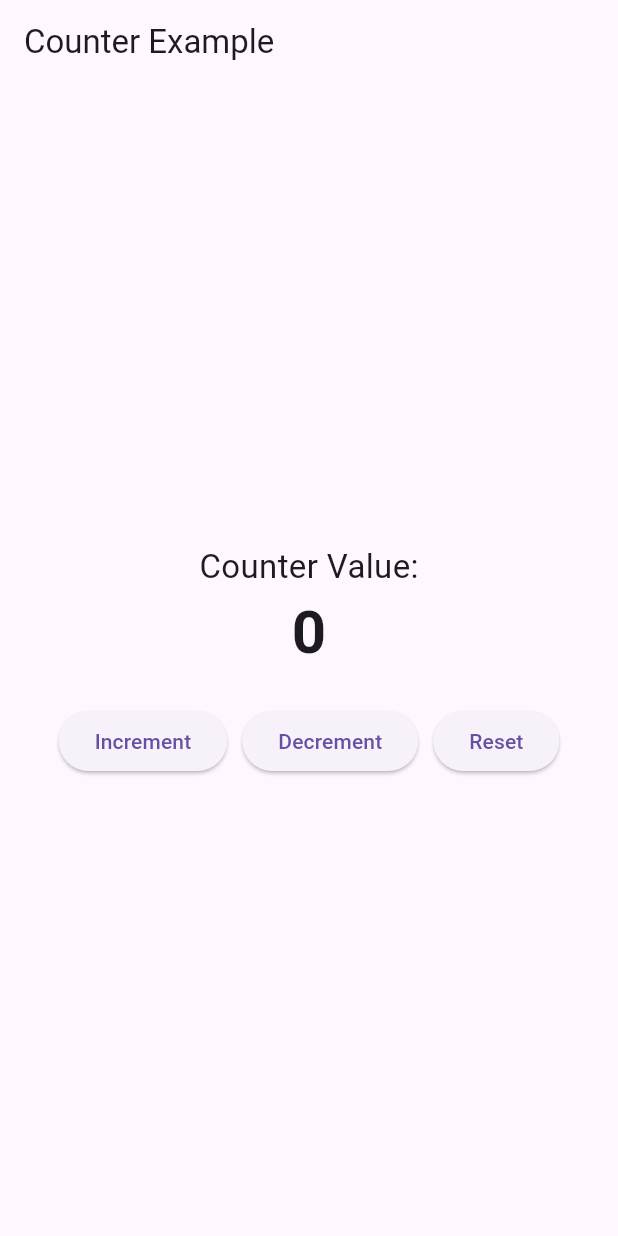
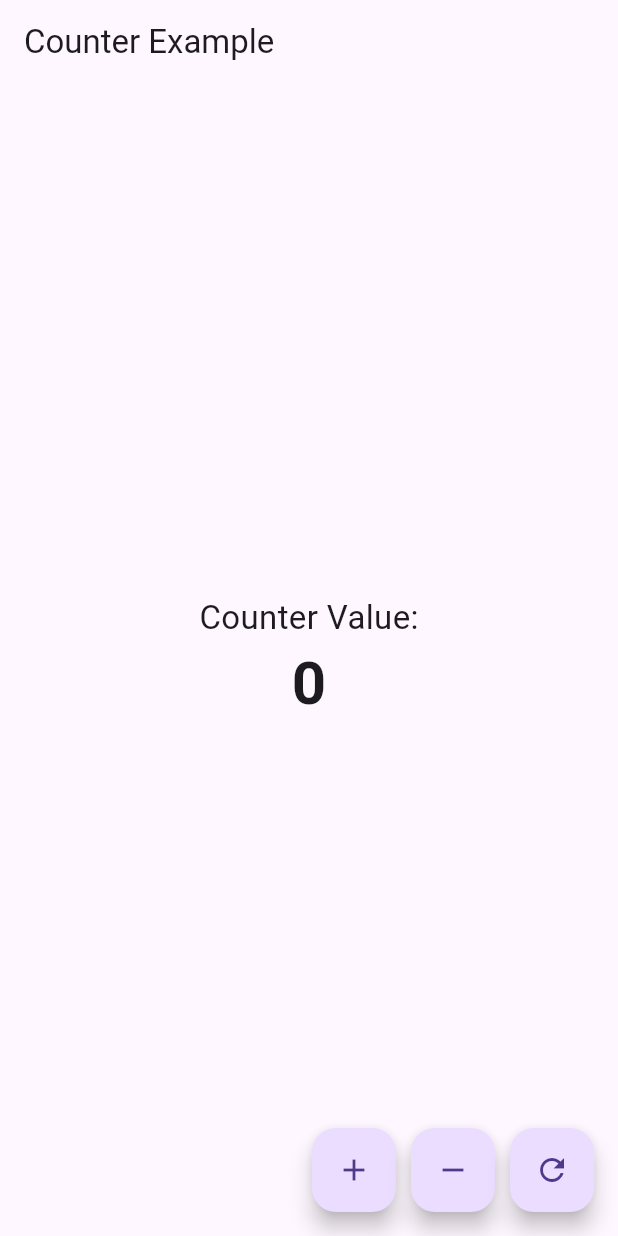
Before and after one commit to absice/flutter_first_project, a Flutter app: the screen it shows after launch, on a phone screen of 412 x 824 dp. Run offline on Flutter 3.47's test engine with Material 3 defaults, Android fonts, the phone set to English and light mode, and no system bars.

Commit message:
Update Increment, Decriment, Reset)

```diff
--- a/lib/main.dart
+++ b/lib/main.dart
@@ -10,7 +10,7 @@ class MyApp extends StatelessWidget {
   @override
   Widget build(BuildContext context) {
     return MaterialApp(
-      title: 'Counter with Increment, Decrement & Reset',
+      title: 'Counter Example',
       theme: ThemeData(primarySwatch: Colors.blue),
       home: const CounterScreen(),
     );
@@ -27,23 +27,9 @@ class CounterScreen extends StatefulWidget {
 class _CounterScreenState extends State<CounterScreen> {
   int _counter = 0;
 
-  void _increment() {
-    setState(() {
-      _counter++;
-    });
-  }
-
-  void _decrement() {
-    setState(() {
-      _counter--;
-    });
-  }
-
-  void _reset() {
-    setState(() {
-      _counter = 0;
-    });
-  }
+  void _increment() => setState(() => _counter++);
+  void _decrement() => setState(() => _counter--);
+  void _reset() => setState(() => _counter = 0);
 
   @override
   Widget build(BuildContext context) {
@@ -61,28 +47,33 @@ class _CounterScreenState extends State<CounterScreen> {
               '$_counter',
               style: const TextStyle(fontSize: 40, fontWeight: FontWeight.bold),
             ),
-            const SizedBox(height: 20),
-            Row(
-              mainAxisAlignment: MainAxisAlignment.center,
+          ],
+        ),
+      ),
+      floatingActionButton: Row(
+        mainAxisAlignment: MainAxisAlignment.end,
         children: [
-                ElevatedButton(
+          FloatingActionButton(
+            heroTag: "increment",
             onPressed: _increment,
-                  child: const Text("Increment"),
+            tooltip: "Increment",
+            child: const Icon(Icons.add),
           ),
           const SizedBox(width: 10),
-                ElevatedButton(
+          FloatingActionButton(
+            heroTag: "decrement",
             onPressed: _decrement,
-                  child: const Text("Decrement"),
+            tooltip: "Decrement",
+            child: const Icon(Icons.remove),
           ),
           const SizedBox(width: 10),
-                ElevatedButton(
+          FloatingActionButton(
+            heroTag: "reset",
             onPressed: _reset,
-                  child: const Text("Reset"),
+            tooltip: "Reset",
+            child: const Icon(Icons.refresh),
           ),
         ],
-            ),
-          ],
-        ),
       ),
     );
   }
```
Lines whose indentation alone changed are shown as unchanged.
